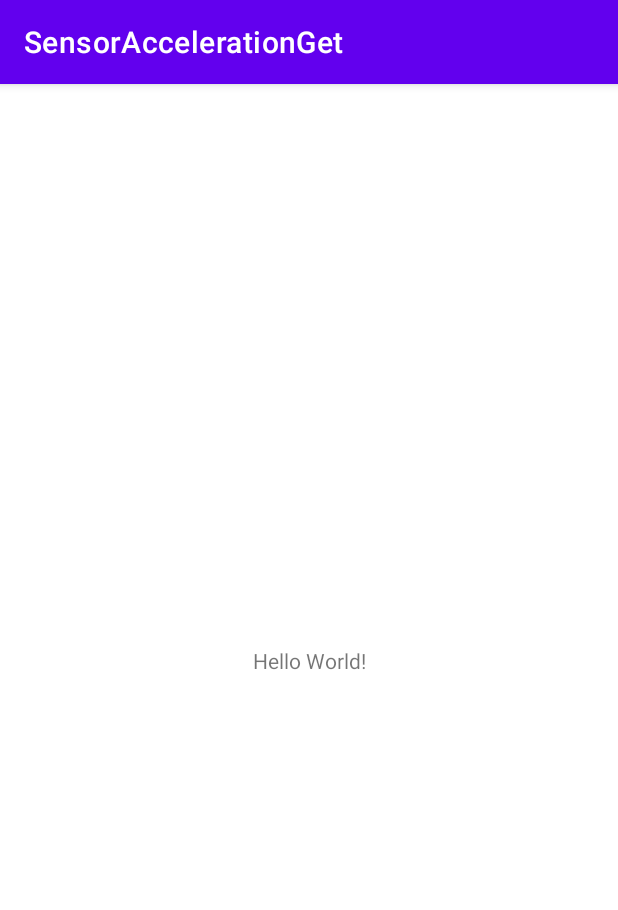
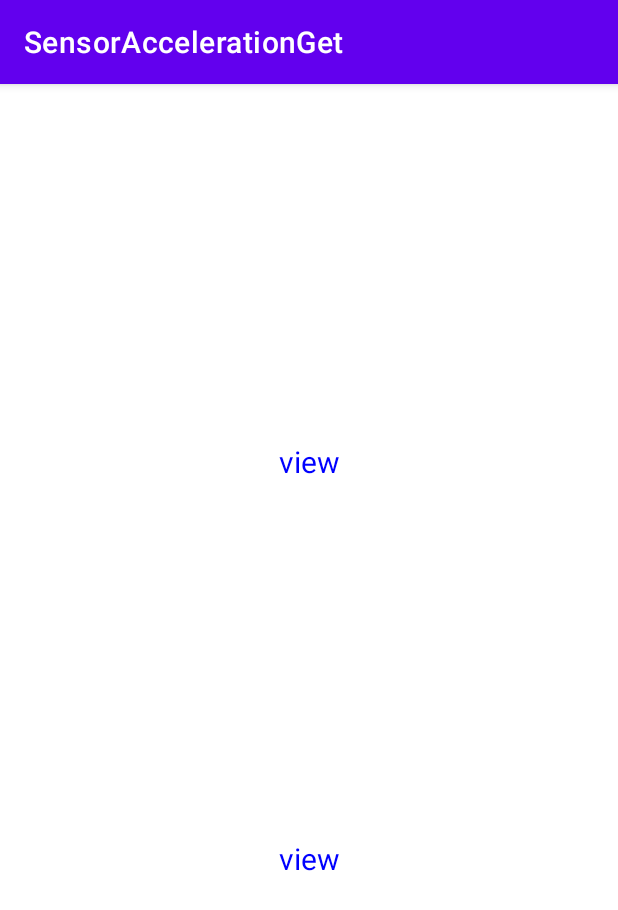
Before and after one commit to harutiro/SensorAccelerationGet, an Android app: the screen it shows after launch (MainActivity), on a phone screen of 412 x 824 dp. Shown: the top 910 px of the screen. Run offline under Robolectric (Android 15) with nearby library versions, the phone set to English and light mode, and no system bars.

Commit message:
update: 加速度と角速度の取得

```diff
--- a/app/src/main/java/net/harutiro/sensoraccelerationget/MainActivity.kt
+++ b/app/src/main/java/net/harutiro/sensoraccelerationget/MainActivity.kt
@@ -1,11 +1,84 @@
 package net.harutiro.sensoraccelerationget
 
+import android.hardware.Sensor
+import android.hardware.SensorEvent
+import android.hardware.SensorEventListener
+import android.hardware.SensorManager
+import android.os.Bundle
+import android.widget.TextView
 import androidx.appcompat.app.AppCompatActivity
-import android.os.Bundle
 
-class MainActivity : AppCompatActivity() {
+
+class MainActivity : AppCompatActivity(), SensorEventListener {
+
+    private var sensorManager: SensorManager? = null
+    private var textViewAccel: TextView? = null
+    private var textViewGyro: TextView? = null
+
+
     override fun onCreate(savedInstanceState: Bundle?) {
         super.onCreate(savedInstanceState)
         setContentView(R.layout.activity_main)
+
+        // Get an instance of the SensorManager
+        sensorManager = getSystemService(SENSOR_SERVICE) as SensorManager
+
+        // Get an instance of the TextView
+        textViewAccel = findViewById(R.id.text_view_accel)
+        textViewGyro = findViewById(R.id.text_view_gyro)
+
     }
+
+    override fun onResume() {
+        super.onResume()
+        // Listenerの登録
+        val accel = sensorManager?.getDefaultSensor(Sensor.TYPE_ACCELEROMETER)
+        val gyro = sensorManager?.getDefaultSensor(Sensor.TYPE_GYROSCOPE)
+
+        sensorManager?.registerListener(this, accel, SensorManager.SENSOR_DELAY_NORMAL)
+        sensorManager?.registerListener(this, gyro, SensorManager.SENSOR_DELAY_UI);
+        //sensorManager.registerListener(this, accel, SensorManager.SENSOR_DELAY_FASTEST);
+        //sensorManager.registerListener(this, accel, SensorManager.SENSOR_DELAY_GAME);
+        //sensorManager.registerListener(this, accel, SensorManager.SENSOR_DELAY_UI);
+    }
+
+    // 解除するコードも入れる!
+    override fun onPause() {
+        super.onPause()
+        // Listenerを解除
+        sensorManager!!.unregisterListener(this)
+    }
+
+    override fun onSensorChanged(event: SensorEvent) {
+        if (event.sensor.type == Sensor.TYPE_ACCELEROMETER) {
+            val sensorX = event.values[0]
+            val sensorY = event.values[1]
+            val sensorZ = event.values[2]
+            val strTmp =
+                    "加速度センサー\n " +
+                    "X: $sensorX \n" +
+                    "Y: $sensorY\n" +
+                    "Z: $sensorZ\n"
+
+
+            textViewAccel!!.text = strTmp
+        }
+
+        if (event.sensor.type == Sensor.TYPE_GYROSCOPE) {
+            val sensorX = event.values[0]
+            val sensorY = event.values[1]
+            val sensorZ = event.values[2]
+            val strTmp =
+                        "ジャイロセンサー(角速度)\n " +
+                        "X: $sensorX \n" +
+                        "Y: $sensorY\n" +
+                        "Z: $sensorZ\n"
+
+            textViewGyro!!.text = strTmp
+        }
+
+    }
+
+
+    override fun onAccuracyChanged(sensor: Sensor, accuracy: Int) {}
 }
--- a/app/src/main/res/layout/activity_main.xml
+++ b/app/src/main/res/layout/activity_main.xml
@@ -7,12 +7,27 @@
     tools:context=".MainActivity">
 
     <TextView
+        android:id="@+id/text_view_accel"
         android:layout_width="wrap_content"
         android:layout_height="wrap_content"
-        android:text="Hello World!"
-        app:layout_constraintBottom_toBottomOf="parent"
+        android:text="view"
+        android:textColor="#00f"
+        android:textSize="20sp"
+        app:layout_constraintBottom_toTopOf="@+id/text_view_gyro"
         app:layout_constraintEnd_toEndOf="parent"
         app:layout_constraintStart_toStartOf="parent"
         app:layout_constraintTop_toTopOf="parent" />
 
+    <TextView
+        android:id="@+id/text_view_gyro"
+        android:layout_width="wrap_content"
+        android:layout_height="wrap_content"
+        android:text="view"
+        android:textColor="#00f"
+        android:textSize="20sp"
+        app:layout_constraintBottom_toBottomOf="parent"
+        app:layout_constraintEnd_toEndOf="parent"
+        app:layout_constraintStart_toStartOf="parent"
+        app:layout_constraintTop_toBottomOf="@+id/text_view_accel" />
+
 </androidx.constraintlayout.widget.ConstraintLayout>
```
